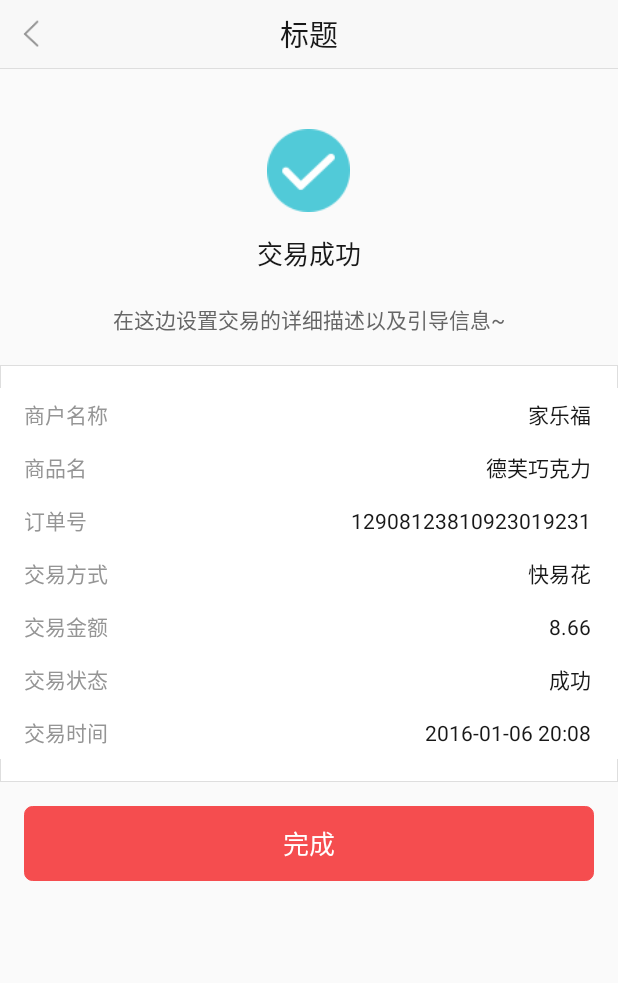
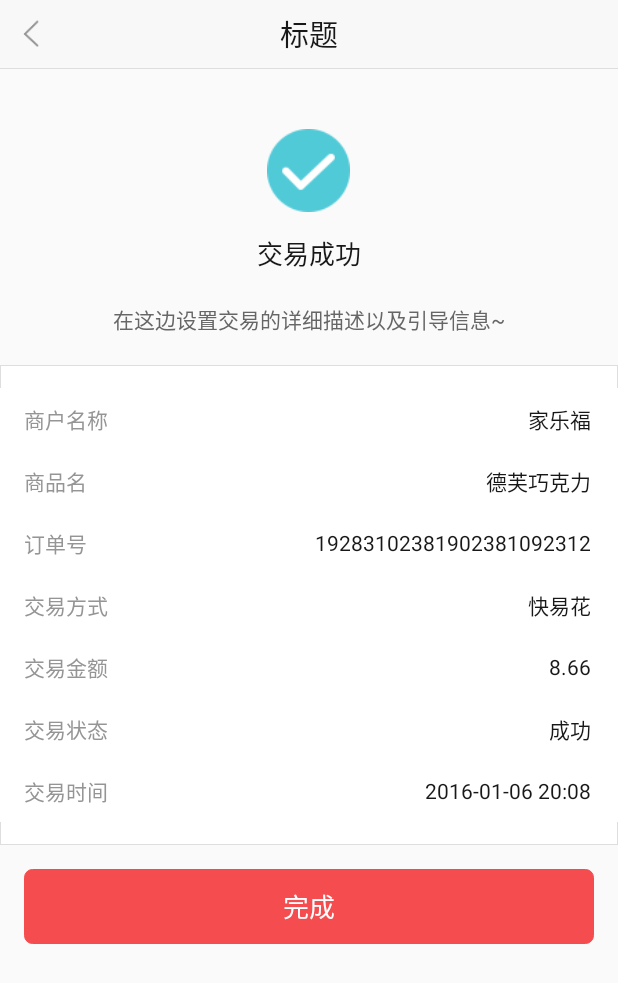
Before and after one commit to xinyujauchou/Kuaiqian-UIKit, an Android app: the TradeInfoActivity screen opened directly, with no data from a screen before it, on a phone screen of 412 x 824 dp. Shown: the top 983 px of the screen. Run offline under Robolectric (Android 15) with nearby library versions, the phone set to English and light mode, and no system bars.

```diff
--- a/app/src/main/java/uikitcom/chaowang/uikit/TradeInfoActivity.java
+++ b/app/src/main/java/uikitcom/chaowang/uikit/TradeInfoActivity.java
@@ -34,7 +34,7 @@ public class TradeInfoActivity extends AppCompatActivity {
         /** 设置订单信息 **/
         mTradeInfoContainer.addInfo("商户名称", "家乐福")
                            .addInfo("商品名", "德芙巧克力")
-                           .addInfo("订单号", "12908123810923019231")
+                           .addInfo("订单号", "19283102381902381092312")
                            .addInfo("交易方式", "快易花")
                            .addInfo("交易金额", "8.66")
                            .addInfo("交易状态", "成功")
--- a/app/src/main/java/uikitcom/chaowang/uikit/widget/SecondaryButton.java
+++ b/app/src/main/java/uikitcom/chaowang/uikit/widget/SecondaryButton.java
@@ -56,7 +56,9 @@ public class SecondaryButton extends TextView {
     public void setEnabled(boolean enabled) {
         super.setEnabled(enabled);
         setTextColor(enabled ? getResources().getColor(R.color.important_color)
-                : getResources().getColor(R.color.important_color));
+                : getResources().getColor(R.color.white));
+        setBackgroundResource(enabled ? R.drawable.red_stroke_corners_selector
+                                      : R.drawable.grey_round_corners_4px_press);
     }
 
     @Override
--- a/app/src/main/res/layout/activity_setting_item.xml
+++ b/app/src/main/res/layout/activity_setting_item.xml
@@ -1,9 +1,11 @@
 <?xml version="1.0" encoding="utf-8"?>
 <LinearLayout xmlns:android="http://schemas.android.com/apk/res/android"
     android:layout_width="match_parent"
-    android:layout_height="@dimen/dp_35"
+    android:layout_height="wrap_content"
     android:background="@color/white"
     android:orientation="horizontal"
+    android:paddingTop="@dimen/dp_10"
+    android:paddingBottom="@dimen/dp_10"
     android:paddingLeft="@dimen/dp_16"
     android:paddingRight="@dimen/dp_2">
 
@@ -27,8 +29,7 @@
         android:layout_marginRight="@dimen/dp_16"
         android:layout_weight="5"
         android:gravity="center|right"
-        android:singleLine="true"
-        android:text="未绑定"
+        android:text=""
         android:textColor="@color/title_color"
         android:textSize="@dimen/dp_14" />
 
--- a/app/src/main/res/values/colors.xml
+++ b/app/src/main/res/values/colors.xml
@@ -28,4 +28,5 @@
     <color name="colorPrimary">#3F51B5</color>
     <color name="colorPrimaryDark">#303F9F</color>
     <color name="colorAccent">#FF4081</color>
+    <color name="btn_disable_bg">#c0c0c0</color>
 </resources>
```
Also changed, not shown: app/src/main/res/drawable/grey_round_corners_4px_press.xml (added, +12 -0 lines).
